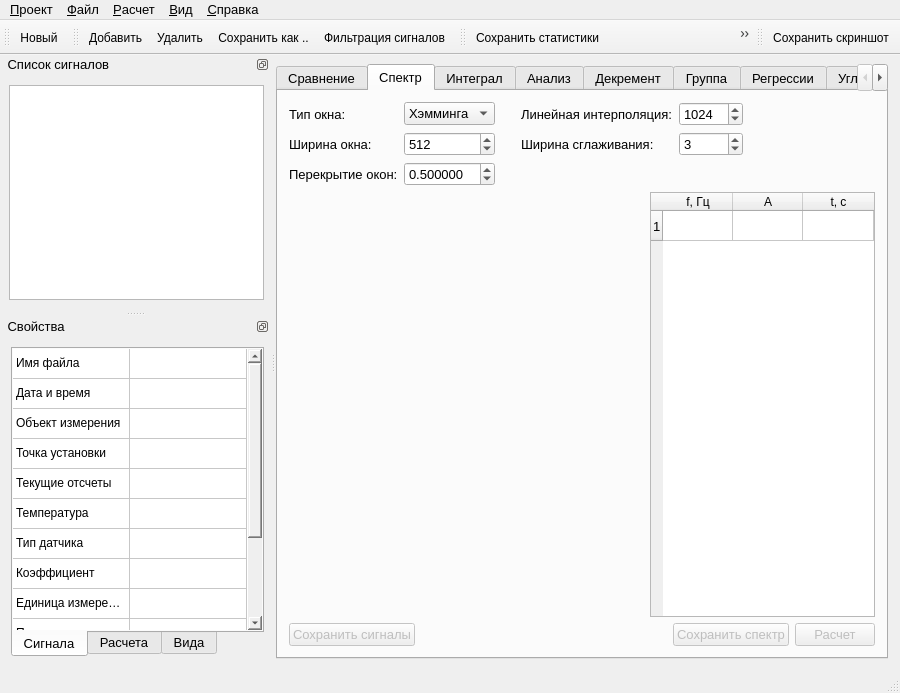
Qt form gui/MainWindow.ui (Qinterfly/EvalSig) before a commit.
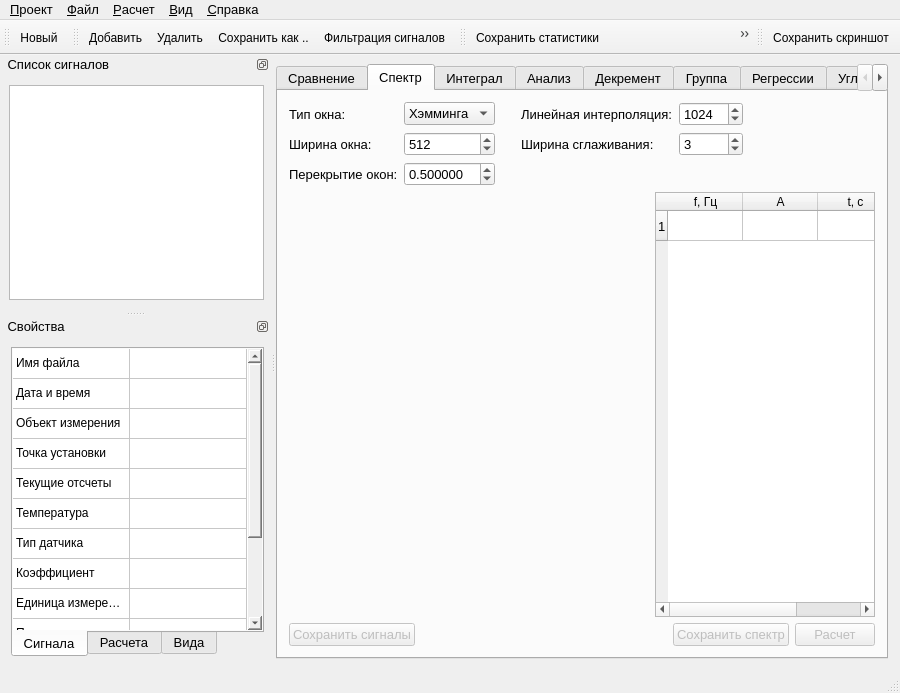
The same form after that commit. The open tabs and pages were chosen to show the change. Icons and pictures are not drawn. Custom widgets are drawn as their Qt base class.

Commit message: v1.7.3. Fix resizing policy for the SpectrumData widget

The edit to the form file:
```diff
--- a/gui/MainWindow.ui
+++ b/gui/MainWindow.ui
@@ -269,10 +269,10 @@
               </property>
              </widget>
             </item>
-            <item>
+            <item alignment="Qt::AlignRight">
              <widget class="QTableWidget" name="tableSpectrumData">
               <property name="sizePolicy">
-               <sizepolicy hsizetype="MinimumExpanding" vsizetype="Expanding">
+               <sizepolicy hsizetype="Maximum" vsizetype="Expanding">
                 <horstretch>0</horstretch>
                 <verstretch>0</verstretch>
                </sizepolicy>
@@ -285,7 +285,7 @@
               </property>
               <property name="maximumSize">
                <size>
-                <width>225</width>
+                <width>220</width>
                 <height>16777215</height>
                </size>
               </property>
@@ -308,7 +308,7 @@
                <bool>false</bool>
               </attribute>
               <attribute name="horizontalHeaderDefaultSectionSize">
-               <number>70</number>
+               <number>75</number>
               </attribute>
               <attribute name="horizontalHeaderStretchLastSection">
                <bool>true</bool>
```
Left out of the diff: 6 changed lines with no effect on the pictures. The commit also changes 6 other files.
